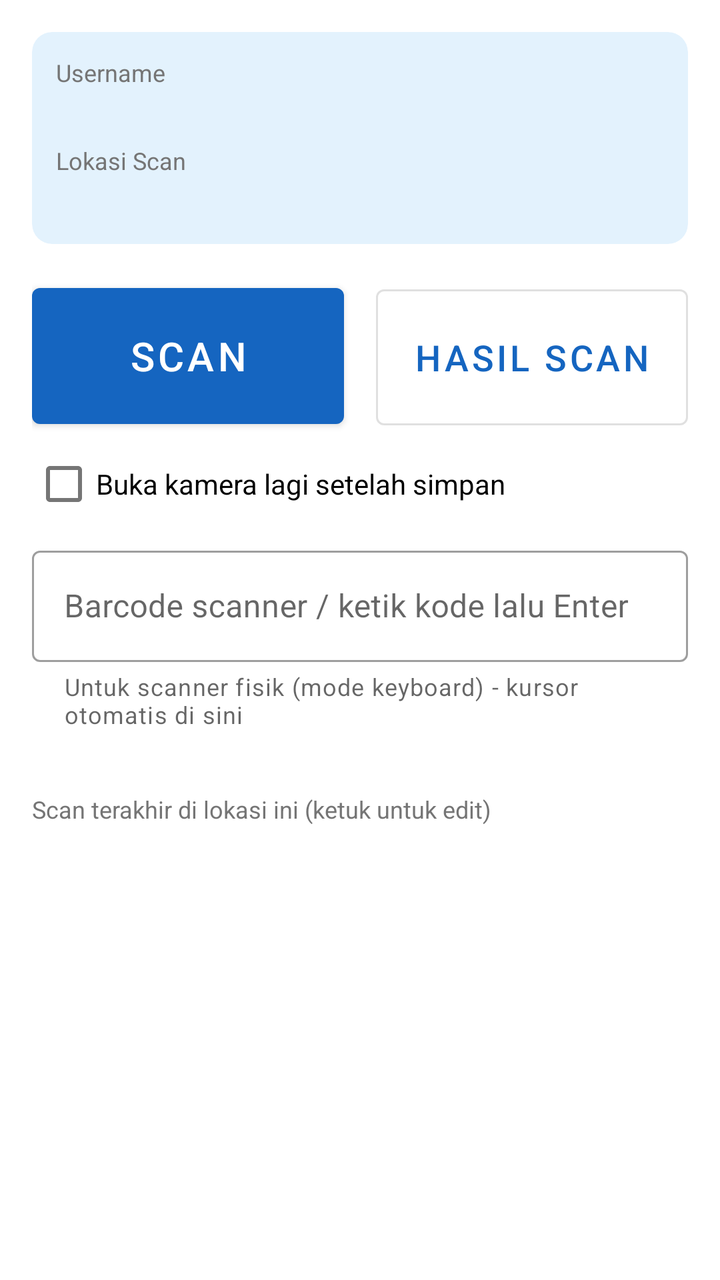
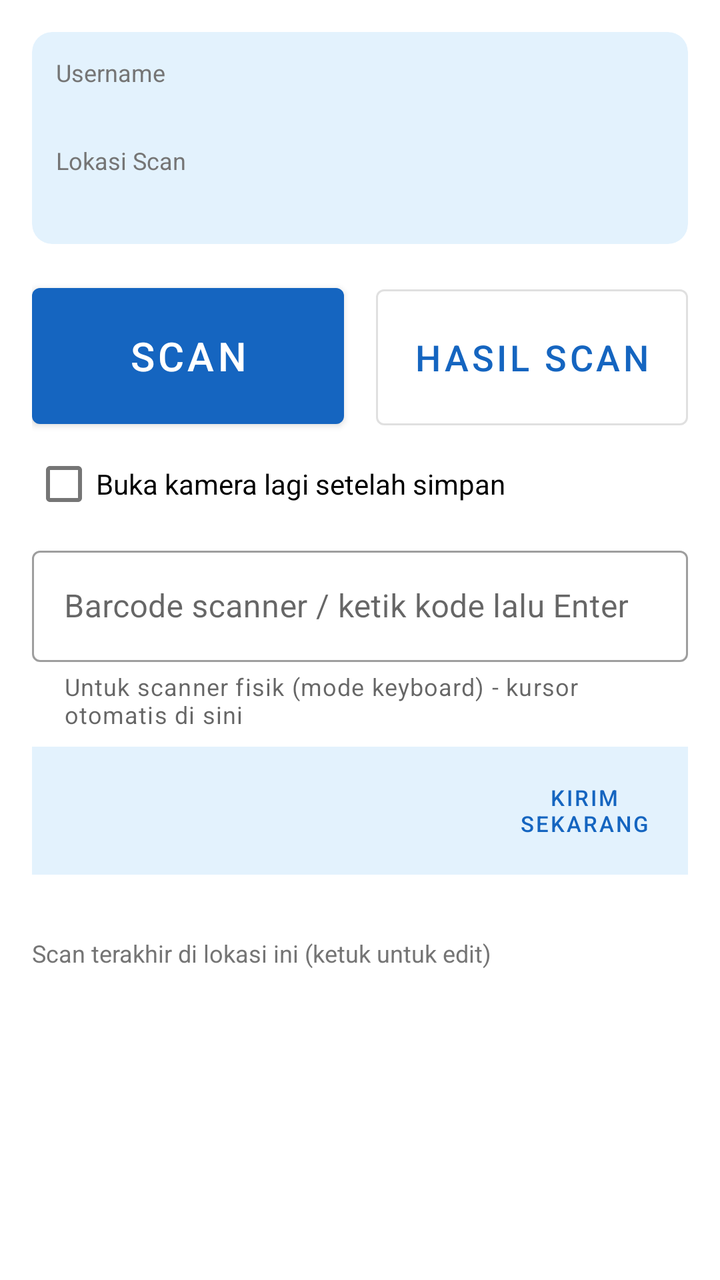

Before-and-after screenshots of an Android layout around one commit, followed by the original layout XML and the change that was made.
<!-- AndroidManifest.xml: application theme Theme.CacahStok -->
<!-- res/layout/activity_scan.xml -->
<?xml version="1.0" encoding="utf-8"?>
<LinearLayout xmlns:android="http://schemas.android.com/apk/res/android"
    xmlns:app="http://schemas.android.com/apk/res-auto"
    android:layout_width="match_parent"
    android:layout_height="match_parent"
    android:orientation="vertical"
    android:padding="16dp">

    <com.google.android.material.card.MaterialCardView
        android:layout_width="match_parent"
        android:layout_height="wrap_content"
        app:cardBackgroundColor="@color/card_bg"
        app:cardCornerRadius="10dp"
        app:cardElevation="0dp">

        <LinearLayout
            android:layout_width="match_parent"
            android:layout_height="wrap_content"
            android:orientation="vertical"
            android:padding="12dp">

            <TextView
                android:layout_width="wrap_content"
                android:layout_height="wrap_content"
                android:text="Username"
                android:textColor="@color/muted"
                android:textSize="12sp" />

            <TextView
                android:id="@+id/tvUser"
                android:layout_width="wrap_content"
                android:layout_height="wrap_content"
                android:textSize="16sp"
                android:textStyle="bold" />

            <TextView
                android:layout_width="wrap_content"
                android:layout_height="wrap_content"
                android:layout_marginTop="6dp"
                android:text="Lokasi Scan"
                android:textColor="@color/muted"
                android:textSize="12sp" />

            <TextView
                android:id="@+id/tvLokasi"
                android:layout_width="wrap_content"
                android:layout_height="wrap_content"
                android:textColor="@color/primary_dark"
                android:textSize="16sp"
                android:textStyle="bold" />
        </LinearLayout>
    </com.google.android.material.card.MaterialCardView>

    <LinearLayout
        android:layout_width="match_parent"
        android:layout_height="wrap_content"
        android:layout_marginTop="16dp"
        android:orientation="horizontal">

        <com.google.android.material.button.MaterialButton
            android:id="@+id/btnScan"
            android:layout_width="0dp"
            android:layout_height="80dp"
            android:layout_marginEnd="8dp"
            android:layout_weight="1"
            android:text="SCAN"
            android:textSize="20sp" />

        <com.google.android.material.button.MaterialButton
            android:id="@+id/btnHasil"
            style="@style/Widget.MaterialComponents.Button.OutlinedButton"
            android:layout_width="0dp"
            android:layout_height="80dp"
            android:layout_marginStart="8dp"
            android:layout_weight="1"
            android:text="HASIL SCAN"
            android:textSize="18sp" />
    </LinearLayout>

    <CheckBox
        android:id="@+id/cbAuto"
        android:layout_width="wrap_content"
        android:layout_height="wrap_content"
        android:text="Buka kamera lagi setelah simpan" />

    <com.google.android.material.textfield.TextInputLayout
        style="@style/Widget.MaterialComponents.TextInputLayout.OutlinedBox"
        android:layout_width="match_parent"
        android:layout_height="wrap_content"
        android:layout_marginTop="4dp"
        android:hint="Barcode scanner / ketik kode lalu Enter"
        app:helperText="Untuk scanner fisik (mode keyboard) - kursor otomatis di sini">

        <com.google.android.material.textfield.TextInputEditText
            android:id="@+id/etScanner"
            android:layout_width="match_parent"
            android:layout_height="wrap_content"
            android:imeOptions="actionDone"
            android:inputType="text"
            android:singleLine="true" />
    </com.google.android.material.textfield.TextInputLayout>

    <TextView
        android:id="@+id/tvTotal"
        android:layout_width="wrap_content"
        android:layout_height="wrap_content"
        android:layout_marginTop="12dp"
        android:textStyle="bold" />

    <TextView
        android:layout_width="wrap_content"
        android:layout_height="wrap_content"
        android:text="Scan terakhir di lokasi ini (ketuk untuk edit)"
        android:textColor="@color/muted"
        android:textSize="12sp" />

    <androidx.recyclerview.widget.RecyclerView
        android:id="@+id/rvRecent"
        android:layout_width="match_parent"
        android:layout_height="0dp"
        android:layout_marginTop="4dp"
        android:layout_weight="1" />
</LinearLayout>
<!-- resources referenced by this layout -->
<resources>
  <color name="card_bg">#E3F2FD</color>
  <color name="muted">#757575</color>
  <color name="primary_dark">#0D47A1</color>
  <style name="Theme.CacahStok" parent="Theme.MaterialComponents.Light.DarkActionBar">
          <item name="colorPrimary">@color/primary</item>
          <item name="colorPrimaryVariant">@color/primary_dark</item>
          <item name="colorOnPrimary">@android:color/white</item>
          <item name="colorSecondary">@color/accent</item>
          <item name="colorOnSecondary">@android:color/white</item>
          <item name="android:statusBarColor">@color/primary_dark</item>
      </style>
  <color name="primary">#1565C0</color>
  <color name="accent">#2E7D32</color>
</resources>

<!-- the commit's change to res/layout/activity_scan.xml (unified diff, before → after) -->
@@ -100,6 +100,31 @@
             android:singleLine="true" />
     </com.google.android.material.textfield.TextInputLayout>
 
+    <LinearLayout
+        android:layout_width="match_parent"
+        android:layout_height="wrap_content"
+        android:layout_marginTop="8dp"
+        android:background="@color/card_bg"
+        android:gravity="center_vertical"
+        android:orientation="horizontal"
+        android:padding="8dp">
+
+        <TextView
+            android:id="@+id/tvSync"
+            android:layout_width="0dp"
+            android:layout_height="wrap_content"
+            android:layout_weight="1"
+            android:textSize="12sp" />
+
+        <com.google.android.material.button.MaterialButton
+            android:id="@+id/btnKirim"
+            style="@style/Widget.MaterialComponents.Button.TextButton"
+            android:layout_width="wrap_content"
+            android:layout_height="wrap_content"
+            android:text="KIRIM\nSEKARANG"
+            android:textSize="11sp" />
+    </LinearLayout>
+
     <TextView
         android:id="@+id/tvTotal"
         android:layout_width="wrap_content"
